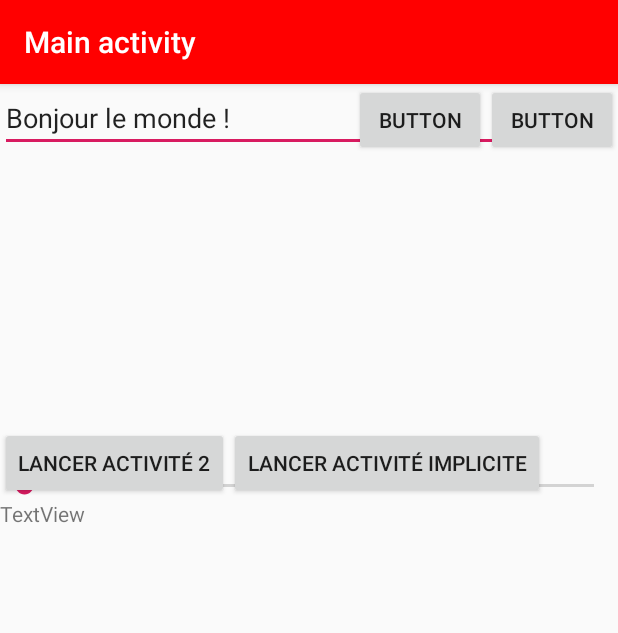
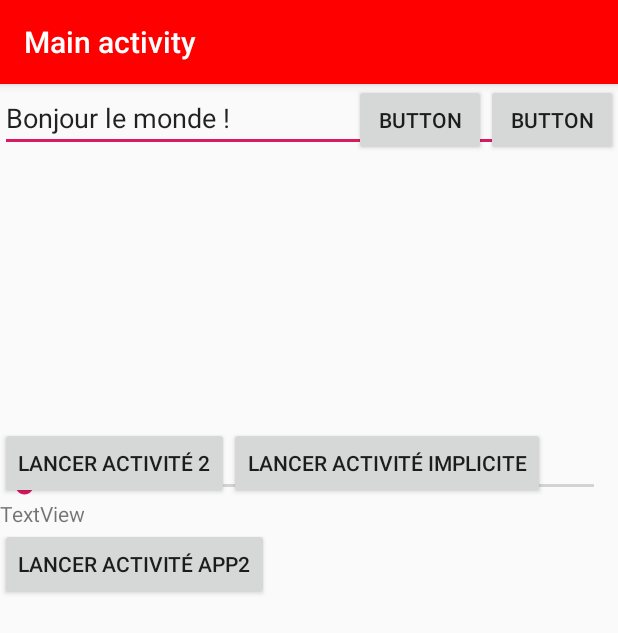
Before and after one commit to greta91-massy-2021/demo-project, an Android app: the screen it shows after launch (MainActivity), after a tap on "LANCER ACTIVITÉ IMPLICITE", on a phone screen of 412 x 824 dp. Shown: the top 633 px of the screen. Run offline under Robolectric (Android 15) with nearby library versions, the phone set to English and light mode, and no system bars; 2 other taps on this screen came first.

Commit message:
intent explicite added : opens the main activity of 2nd app

```diff
--- a/app/src/main/java/fr/baobab/greta91demo/MainActivity.java
+++ b/app/src/main/java/fr/baobab/greta91demo/MainActivity.java
@@ -19,6 +19,7 @@ public class MainActivity extends AppCompatActivity implements View.OnClickListe
         final Button button2 = (Button)findViewById(R.id.button2);//récupère le bouton 2
         final Button button3 = (Button)findViewById(R.id.button3);//récupère le bouton 3
         final Button button4 = (Button)findViewById(R.id.button4);//récupère le bouton 4
+        final Button button5 = (Button)findViewById(R.id.button5);//récupère le bouton 5
         //Méthode 1
         /*button.setOnClickListener(new View.OnClickListener(){
             @Override
@@ -39,6 +40,7 @@ public class MainActivity extends AppCompatActivity implements View.OnClickListe
         button2.setOnClickListener(this);
         button3.setOnClickListener(this);
         button4.setOnClickListener(this);
+        button5.setOnClickListener(this);
     }
 
     @Override
@@ -68,6 +70,15 @@ public class MainActivity extends AppCompatActivity implements View.OnClickListe
                 Intent intent2 = new Intent(Intent.ACTION_VIEW, uri);
                 startActivity(intent2);
                 break;
+            case R.id.button5:
+                //traitement pour le bouton 5
+                //créer un intent explicite
+                Intent intent3 = new Intent(Intent.ACTION_MAIN);
+                intent3.addCategory(Intent.CATEGORY_LAUNCHER);
+                intent3.setClassName("fr.baobab.greta91demo2",
+                                            "fr.baobab.greta91demo2.MainActivity");
+                startActivity(intent3);
+                break;
             default:
                 //traitement par défaut
         }
--- a/app/src/main/res/layout/complex_layout.xml
+++ b/app/src/main/res/layout/complex_layout.xml
@@ -51,7 +51,7 @@
             <TextView
                 android:id="@+id/textView"
                 android:layout_width="match_parent"
-                android:layout_height="match_parent"
+                android:layout_height="wrap_content"
                 android:layout_below="@id/seekBar"
                 android:text="TextView" />
 
@@ -69,6 +69,13 @@
                 android:layout_above="@id/textView"
                 android:layout_toRightOf="@id/button3"
                 android:text="lancer activité implicite" />
+
+            <Button
+                android:id="@+id/button5"
+                android:layout_width="wrap_content"
+                android:layout_height="wrap_content"
+                android:layout_below="@id/textView"
+                android:text="lancer activité app2" />
         </RelativeLayout>
     </ScrollView>
 
```
